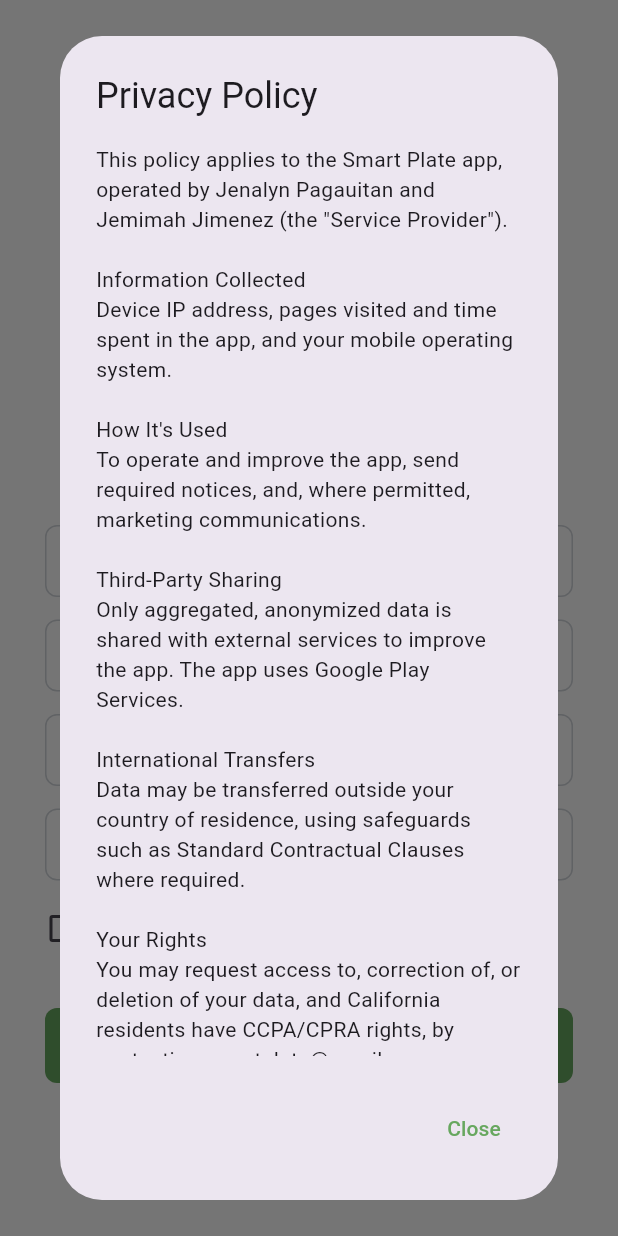
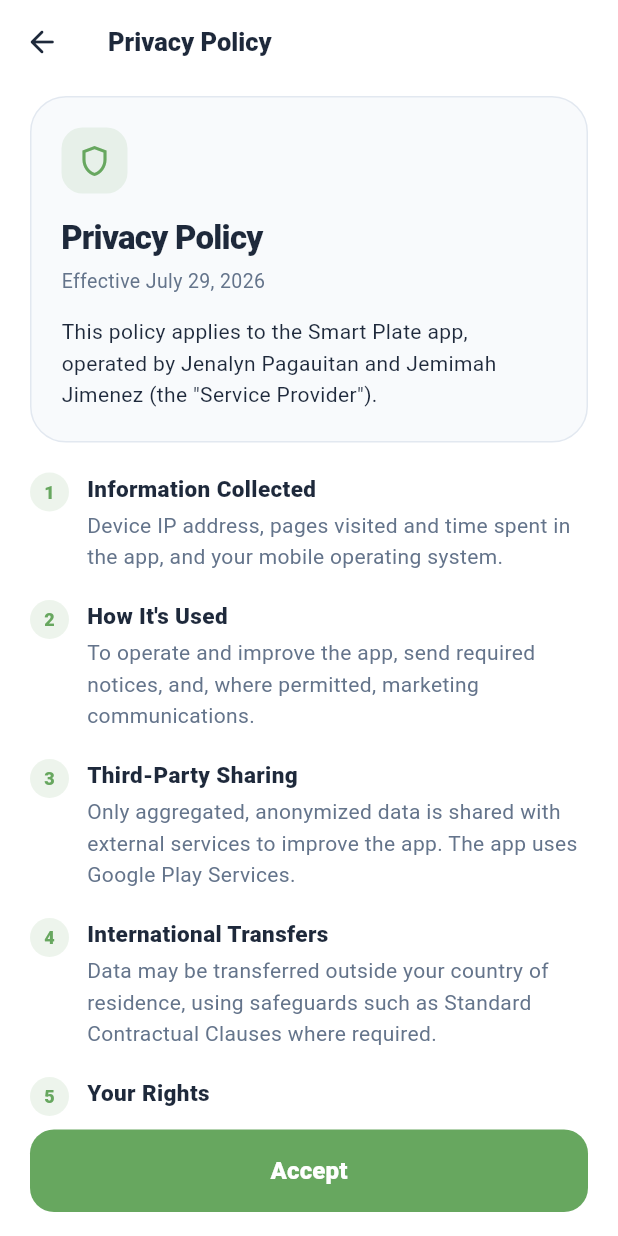
Before and after one commit to dunkinnn/smartplate, a Flutter app: the SignupScreen screen opened directly, after a tap on "Privacy Policy", on a phone screen of 412 x 824 dp. Run offline on Flutter 3.47's test engine with Material 3 defaults, Android fonts, the phone set to English and light mode, and no system bars; our stand-ins replace flutter_local_notifications, image_picker, shared_preferences, supabase_flutter, timezone; accounts and stored records are empty.

Commit message:
feat: Add Terms and Privacy Policy screens with legal text and acceptance functionality

```diff
--- /dev/null
+++ b/lib/features/auth/screens/legal.dart
@@ -0,0 +1,335 @@
+import 'package:flutter/material.dart';
+
+// Condensed legal text shown in the app. Full versions live in
+// terms-of-service.md and privacy-policy.md. Blocks are separated by blank
+// lines: the first is the intro, the last is the footer, and each block in
+// between starts with its heading line.
+const termsOfServiceText = '''
+Smart Plate ("the Application") is operated by Jenalyn Pagauitan and Jemimah Jimenez (the "Service Provider"). By using the app you agree to these Terms.
+
+License
+The Application is distributed as open source software under its applicable license.
+
+Intellectual Property
+The Service Provider retains all rights in the app's code, design, and branding.
+
+Account and Age
+You must be legally permitted to use the app in your jurisdiction and meet the minimum age of digital consent. Below that age, a parent or guardian must accept these Terms on your behalf.
+
+User-Generated Content
+If you post content, it must not be illegal, infringing, abusive, spam, or misleading. The Service Provider may remove content or suspend accounts that violate these rules, and you may report content or appeal a moderation decision at smartplate@gmail.com.
+
+Third-Party Services
+The app uses Google Play Services.
+
+Limitation of Liability
+The Service Provider is not liable for indirect or consequential damages, except where liability cannot be excluded by law (e.g. negligence causing injury, fraud).
+
+Termination
+The Service Provider may suspend or terminate access for material breach, with notice and a cure period where applicable, or immediately for unlawful conduct.
+
+Governing Law
+These Terms are governed by the laws of the jurisdiction where the Service Provider is established.
+
+Changes
+The Service Provider may update these Terms and will post the new version here.
+
+Effective 2026-07-29. Full terms: terms-of-service.md. Contact: smartplate@gmail.com
+''';
+
+const privacyPolicyText = '''
+This policy applies to the Smart Plate app, operated by Jenalyn Pagauitan and Jemimah Jimenez (the "Service Provider").
+
+Information Collected
+Device IP address, pages visited and time spent in the app, and your mobile operating system.
+
+How It's Used
+To operate and improve the app, send required notices, and, where permitted, marketing communications.
+
+Third-Party Sharing
+Only aggregated, anonymized data is shared with external services to improve the app. The app uses Google Play Services.
+
+International Transfers
+Data may be transferred outside your country of residence, using safeguards such as Standard Contractual Clauses where required.
+
+Your Rights
+You may request access to, correction of, or deletion of your data, and California residents have CCPA/CPRA rights, by contacting smartplate@gmail.com.
+
+Data Retention
+User-provided data is kept for the duration of your use plus 12 months; automatically collected data for up to 24 months; aggregated/anonymized data indefinitely, unless law requires otherwise.
+
+Children
+The app is not intended for children under the applicable minimum age, and data mistakenly collected from a child will be deleted.
+
+Security
+The Service Provider maintains physical, electronic, and procedural safeguards, and will notify you of any data breach as required by law.
+
+Changes
+The Service Provider may update this policy and will notify you of material changes.
+
+Effective 2026-07-29. Full policy: privacy-policy.md. Contact: smartplate@gmail.com
+''';
+
+
+// One heading and its paragraph from the legal text.
+class _LegalSection {
+  final String heading;
+  final String body;
+  const _LegalSection(this.heading, this.body);
+}
+
+// Full-screen reader for the Terms of Service or Privacy Policy.
+// Pops true when the user taps Accept.
+class LegalScreen extends StatelessWidget {
+  final String title;
+  final String text;
+  final IconData icon;
+  final bool showAccept;
+
+  const LegalScreen({
+    super.key,
+    required this.title,
+    required this.text,
+    required this.icon,
+    this.showAccept = true,
+  });
+
+  static const Color brandGreen = Color(0xFF67A75F);
+  static const Color darkBlue = Color(0xFF1E293B);
+  static const Color textSecondary = Color(0xFF64748B);
+  static const Color borderColor = Color(0xFFE2E8F0);
+  static const Color bgLight = Color(0xFFF8FAFC);
+
+  List<String> get _blocks => text
+      .trim()
+      .split(RegExp(r'\n\s*\n'))
+      .map((b) => b.trim())
+      .where((b) => b.isNotEmpty)
+      .toList();
+
+  String get _intro => _blocks.first;
+  String get _footer => _blocks.length > 1 ? _blocks.last : '';
+
+  List<_LegalSection> get _sections {
+    final blocks = _blocks;
+    if (blocks.length < 3) return const [];
+    return [
+      for (final block in blocks.sublist(1, blocks.length - 1))
+        _LegalSection(
+          block.split('\n').first.trim(),
+          block.split('\n').skip(1).join(' ').trim(),
+        ),
+    ];
+  }
+
+  // "Effective 2026-07-29." becomes "July 29, 2026".
+  String? get _effectiveDate {
+    final m = RegExp(r'Effective (\d{4})-(\d{2})-(\d{2})').firstMatch(_footer);
+    if (m == null) return null;
+    const months = [
+      'January', 'February', 'March', 'April', 'May', 'June', 'July',
+      'August', 'September', 'October', 'November', 'December',
+    ];
+    return '${months[int.parse(m.group(2)!) - 1]} ${int.parse(m.group(3)!)}, ${m.group(1)}';
+  }
+
+  String? get _contact =>
+      RegExp(r'[\w.+-]+@[\w-]+\.[\w.]+').firstMatch(_footer)?.group(0);
+
+  @override
+  Widget build(BuildContext context) {
+    final sections = _sections;
+    final effective = _effectiveDate;
+    final contact = _contact;
+
+    return Scaffold(
+      backgroundColor: Colors.white,
+      appBar: AppBar(
+        backgroundColor: Colors.white,
+        surfaceTintColor: Colors.white,
+        elevation: 0,
+        leading: IconButton(
+          icon: const Icon(Icons.arrow_back_rounded, color: darkBlue),
+          onPressed: () => Navigator.pop(context, false),
+        ),
+        title: Text(
+          title,
+          style: const TextStyle(
+            color: darkBlue,
+            fontSize: 17,
+            fontWeight: FontWeight.w800,
+          ),
+        ),
+      ),
+      body: ListView(
+        padding: const EdgeInsets.fromLTRB(20, 8, 20, 24),
+        children: [
+          // Header card with the document name and date.
+          Container(
+            padding: const EdgeInsets.all(20),
+            decoration: BoxDecoration(
+              color: bgLight,
+              borderRadius: BorderRadius.circular(24),
+              border: Border.all(color: borderColor),
+            ),
+            child: Column(
+              crossAxisAlignment: CrossAxisAlignment.start,
+              children: [
+                Container(
+                  height: 44,
+                  width: 44,
+                  decoration: BoxDecoration(
+                    color: brandGreen.withValues(alpha: 0.12),
+                    borderRadius: BorderRadius.circular(14),
+                  ),
+                  child: Icon(icon, color: brandGreen),
+                ),
+                const SizedBox(height: 14),
+                Text(
+                  title,
+                  style: const TextStyle(
+                    fontSize: 22,
+                    fontWeight: FontWeight.w900,
+                    color: darkBlue,
+                    letterSpacing: -0.5,
+                  ),
+                ),
+                if (effective != null) ...[
+                  const SizedBox(height: 4),
+                  Text(
+                    'Effective $effective',
+                    style: const TextStyle(fontSize: 13, color: textSecondary),
+                  ),
+                ],
+                const SizedBox(height: 14),
+                Text(
+                  _intro,
+                  style: const TextStyle(
+                    fontSize: 14,
+                    color: darkBlue,
+                    height: 1.5,
+                  ),
+                ),
+              ],
+            ),
+          ),
+          const SizedBox(height: 20),
+          for (var i = 0; i < sections.length; i++)
+            Padding(
+              padding: const EdgeInsets.only(bottom: 18),
+              child: Row(
+                crossAxisAlignment: CrossAxisAlignment.start,
+                children: [
+                  Container(
+                    height: 26,
+                    width: 26,
+                    alignment: Alignment.center,
+                    decoration: BoxDecoration(
+                      color: brandGreen.withValues(alpha: 0.12),
+                      shape: BoxShape.circle,
+                    ),
+                    child: Text(
+                      '${i + 1}',
+                      style: const TextStyle(
+                        fontSize: 12,
+                        fontWeight: FontWeight.w900,
+                        color: brandGreen,
+                      ),
+                    ),
+                  ),
+                  const SizedBox(width: 12),
+                  Expanded(
+                    child: Column(
+                      crossAxisAlignment: CrossAxisAlignment.start,
+                      children: [
+                        Text(
+                          sections[i].heading,
+                          style: const TextStyle(
+                            fontSize: 15,
+                            fontWeight: FontWeight.w800,
+                            color: darkBlue,
+                          ),
+                        ),
+                        const SizedBox(height: 4),
+                        Text(
+                          sections[i].body,
+                          style: const TextStyle(
+                            fontSize: 14,
+                            color: textSecondary,
+                            height: 1.5,
+                          ),
+                        ),
+                      ],
+                    ),
+                  ),
+                ],
+              ),
+            ),
+          if (contact != null)
+            Container(
+              padding: const EdgeInsets.all(16),
+              decoration: BoxDecoration(
+                borderRadius: BorderRadius.circular(16),
+                border: Border.all(color: borderColor),
+              ),
+              child: Row(
+                children: [
+                  const Icon(
+                    Icons.mail_outline_rounded,
+                    color: brandGreen,
+                    size: 20,
+                  ),
+                  const SizedBox(width: 12),
+                  Expanded(
+                    child: Column(
+                      crossAxisAlignment: CrossAxisAlignment.start,
+                      children: [
+                        const Text(
+                          'Questions?',
+                          style: TextStyle(
+                            fontSize: 13,
+                            fontWeight: FontWeight.w800,
+                            color: darkBlue,
+                          ),
+                        ),
+                        Text(
+                          contact,
+                          style: const TextStyle(
+                            fontSize: 13,
+                            color: textSecondary,
+                          ),
+                        ),
+                      ],
+                    ),
+                  ),
+                ],
+              ),
+            ),
+        ],
+      ),
+      bottomNavigationBar: showAccept
+          ? SafeArea(
+              minimum: const EdgeInsets.fromLTRB(20, 8, 20, 16),
+              child: SizedBox(
+                height: 55,
+                child: ElevatedButton(
+                  onPressed: () => Navigator.pop(context, true),
+                  style: ElevatedButton.styleFrom(
+                    backgroundColor: brandGreen,
+                    foregroundColor: Colors.white,
+                    elevation: 0,
+                    shape: RoundedRectangleBorder(
+                      borderRadius: BorderRadius.circular(16),
+                    ),
+                  ),
+                  child: const Text(
+                    'Accept',
+                    style: TextStyle(fontSize: 16, fontWeight: FontWeight.w800),
+                  ),
+                ),
+              ),
+            )
+          : null,
+    );
+  }
+}
--- a/lib/features/auth/screens/signup.dart
+++ b/lib/features/auth/screens/signup.dart
@@ -3,6 +3,7 @@ import 'package:supabase_flutter/supabase_flutter.dart';
 import 'package:smart_plate/features/auth/services/friendly_error.dart';
 import 'login.dart';
 import 'profile.dart';
+import 'legal.dart';
 
 class SignupScreen extends StatefulWidget {
   const SignupScreen({super.key});
@@ -10,75 +11,6 @@ class SignupScreen extends StatefulWidget {
   @override
   State<SignupScreen> createState() => _SignupScreenState();
 }
-
-// Condensed legal text for the in-app dialogs. Full versions live in
-// terms-of-service.md and privacy-policy.md. Fill in the age fields there
-// before publishing.
-const _termsOfServiceText = '''
-Smart Plate ("the Application") is operated by Jenalyn Pagauitan and Jemimah Jimenez (the "Service Provider"). By using the app you agree to these Terms.
-
-License
-The Application is distributed as open source software under its applicable license.
-
-Intellectual Property
-The Service Provider retains all rights in the app's code, design, and branding.
-
-Account and Age
-You must be legally permitted to use the app in your jurisdiction and meet the minimum age of digital consent. Below that age, a parent or guardian must accept these Terms on your behalf.
-
-User-Generated Content
-If you post content, it must not be illegal, infringing, abusive, spam, or misleading. The Service Provider may remove content or suspend accounts that violate these rules, and you may report content or appeal a moderation decision at smartplate@gmail.com.
-
-Third-Party Services
-The app uses Google Play Services.
-
-Limitation of Liability
-The Service Provider is not liable for indirect or consequential damages, except where liability cannot be excluded by law (e.g. negligence causing injury, fraud).
-
-Termination
-The Service Provider may suspend or terminate access for material breach, with notice and a cure period where applicable, or immediately for unlawful conduct.
-
-Governing Law
-These Terms are governed by the laws of the jurisdiction where the Service Provider is established.
-
-Changes
-The Service Provider may update these Terms and will post the new version here.
-
-Effective 2026-07-29. Full terms: terms-of-service.md. Contact: smartplate@gmail.com
-''';
-
-const _privacyPolicyText = '''
-This policy applies to the Smart Plate app, operated by Jenalyn Pagauitan and Jemimah Jimenez (the "Service Provider").
-
-Information Collected
-Device IP address, pages visited and time spent in the app, and your mobile operating system.
-
-How It's Used
-To operate and improve the app, send required notices, and, where permitted, marketing communications.
-
-Third-Party Sharing
-Only aggregated, anonymized data is shared with external services to improve the app. The app uses Google Play Services.
-
-International Transfers
-Data may be transferred outside your country of residence, using safeguards such as Standard Contractual Clauses where required.
-
-Your Rights
-You may request access to, correction of, or deletion of your data, and California residents have CCPA/CPRA rights, by contacting smartplate@gmail.com.
-
-Data Retention
-User-provided data is kept for the duration of your use plus 12 months; automatically collected data for up to 24 months; aggregated/anonymized data indefinitely, unless law requires otherwise.
-
-Children
-The app is not intended for children under the applicable minimum age, and data mistakenly collected from a child will be deleted.
-
-Security
-The Service Provider maintains physical, electronic, and procedural safeguards, and will notify you of any data breach as required by law.
-
-Changes
-The Service Provider may update this policy and will notify you of material changes.
-
-Effective 2026-07-29. Full policy: privacy-policy.md. Contact: smartplate@gmail.com
-''';
 
 class _SignupScreenState extends State<SignupScreen> {
   final fullNameController = TextEditingController();
@@ -239,21 +171,20 @@ class _SignupScreenState extends State<SignupScreen> {
     if (mounted) setState(() => isLoading = false);
   }
 
-  // Shows placeholder legal text in a dialog. Replace with real copy.
-  void _showLegalDialog(String title, String body) {
-    showDialog(
-      context: context,
-      builder: (context) => AlertDialog(
-        title: Text(title),
-        content: SingleChildScrollView(child: Text(body)),
-        actions: [
-          TextButton(
-            onPressed: () => Navigator.pop(context),
-            child: const Text('Close', style: TextStyle(color: brandGreen)),
-          ),
-        ],
+  // Opens the Terms or Privacy Policy; tapping Accept ticks the agreement box.
+  Future<void> _openLegal(String title, String text, IconData icon) async {
+    final accepted = await Navigator.push<bool>(
+      context,
+      MaterialPageRoute(
+        builder: (_) => LegalScreen(title: title, text: text, icon: icon),
       ),
     );
+    if (accepted == true && mounted) {
+      setState(() {
+        agreedToTerms = true;
+        _termsError = null;
+      });
+    }
   }
 
   @override
@@ -492,7 +423,7 @@ class _SignupScreenState extends State<SignupScreen> {
     );
   }
 
-  // Checkbox row with tappable Terms/Privacy links that open placeholder dialogs.
+  // Checkbox row with tappable Terms/Privacy links that open the legal screens.
   Widget _buildTermsCheckbox() {
     final hasError = _termsError != null;
 
@@ -526,9 +457,10 @@ class _SignupScreenState extends State<SignupScreen> {
                     style: TextStyle(color: textGrey),
                   ),
                   GestureDetector(
-                    onTap: () => _showLegalDialog(
+                    onTap: () => _openLegal(
                       'Terms of Service',
-                      _termsOfServiceText,
+                      termsOfServiceText,
+                      Icons.gavel_rounded,
                     ),
                     child: const Text(
                       'Terms of Service',
@@ -540,8 +472,11 @@ class _SignupScreenState extends State<SignupScreen> {
                   ),
                   const Text(' and ', style: TextStyle(color: textGrey)),
                   GestureDetector(
-                    onTap: () =>
-                        _showLegalDialog('Privacy Policy', _privacyPolicyText),
+                    onTap: () => _openLegal(
+                      'Privacy Policy',
+                      privacyPolicyText,
+                      Icons.shield_outlined,
+                    ),
                     child: const Text(
                       'Privacy Policy',
                       style: TextStyle(
```
Also changed, not shown: 1 other file.
